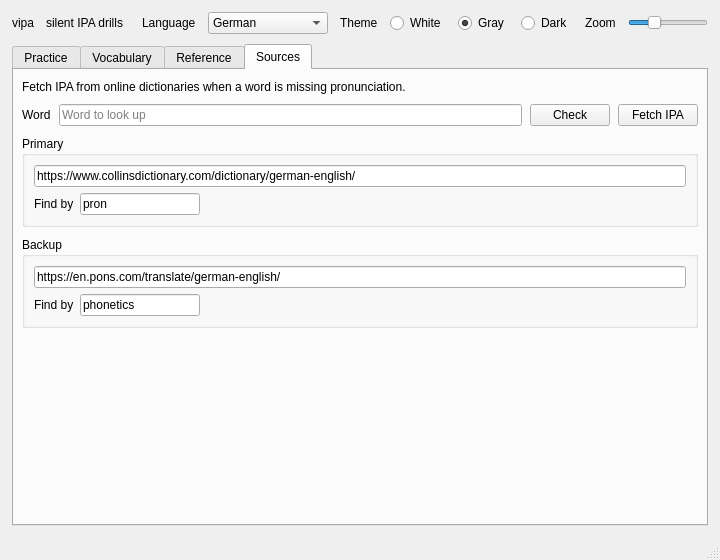
Qt form ui/main_window.ui (denizisik1/silent-vocabulary) before a commit.
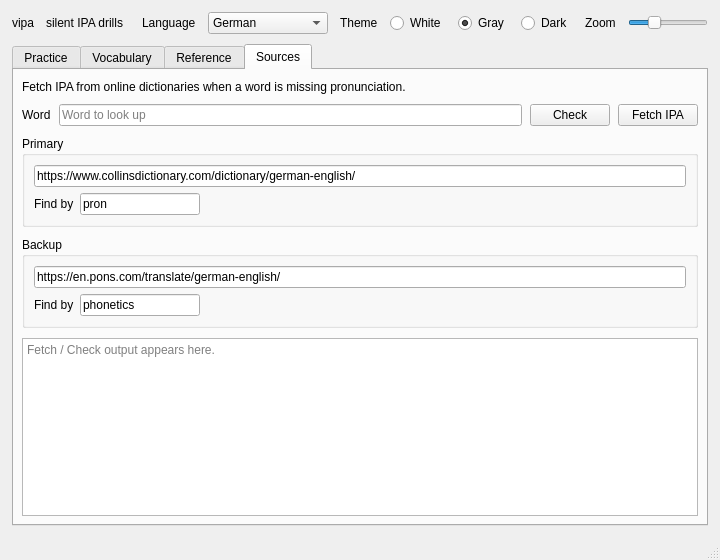
The same form after that commit. The open tabs and pages were chosen to show the change.

Commit message: refactor(ui): add more spacious area for results

```diff
--- a/ui/main_window.ui
+++ b/ui/main_window.ui
@@ -1060,17 +1060,14 @@
          </widget>
         </item>
         <item>
-         <spacer name="sourcesSpacer">
-          <property name="orientation">
-           <enum>Qt::Vertical</enum>
+         <widget class="QTextEdit" name="textEdit_retrieve_results">
+          <property name="readOnly">
+           <bool>true</bool>
           </property>
-          <property name="sizeHint" stdset="0">
-           <size>
-            <width>20</width>
-            <height>40</height>
-           </size>
+          <property name="placeholderText">
+           <string>Fetch / Check output appears here.</string>
           </property>
-         </spacer>
+         </widget>
         </item>
        </layout>
       </widget>
```
The commit also changes 3 other files.
